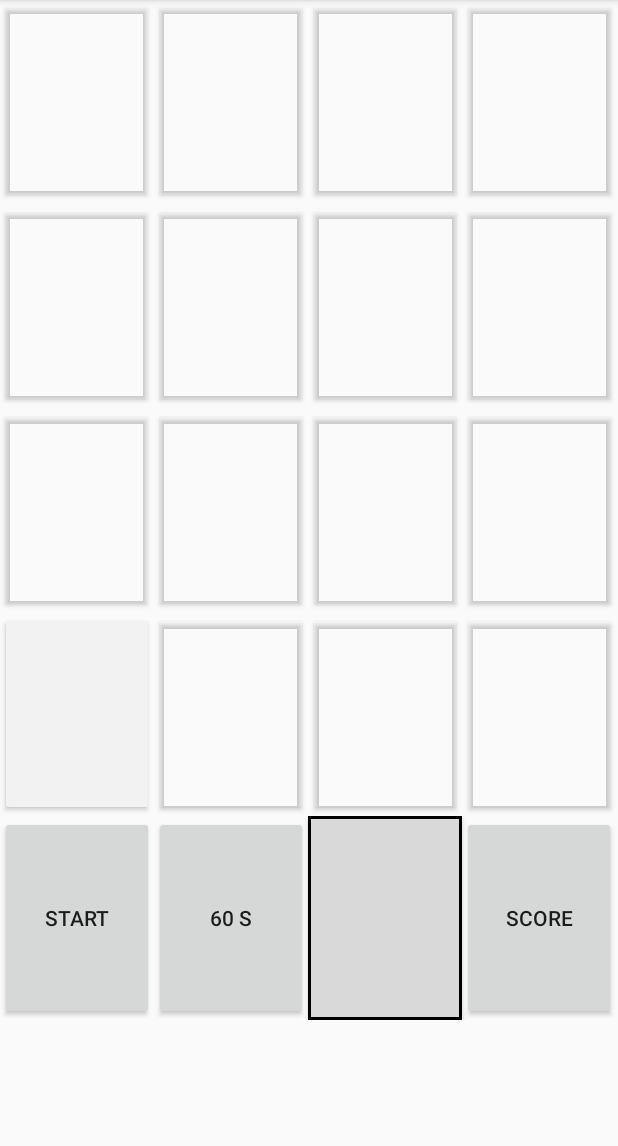
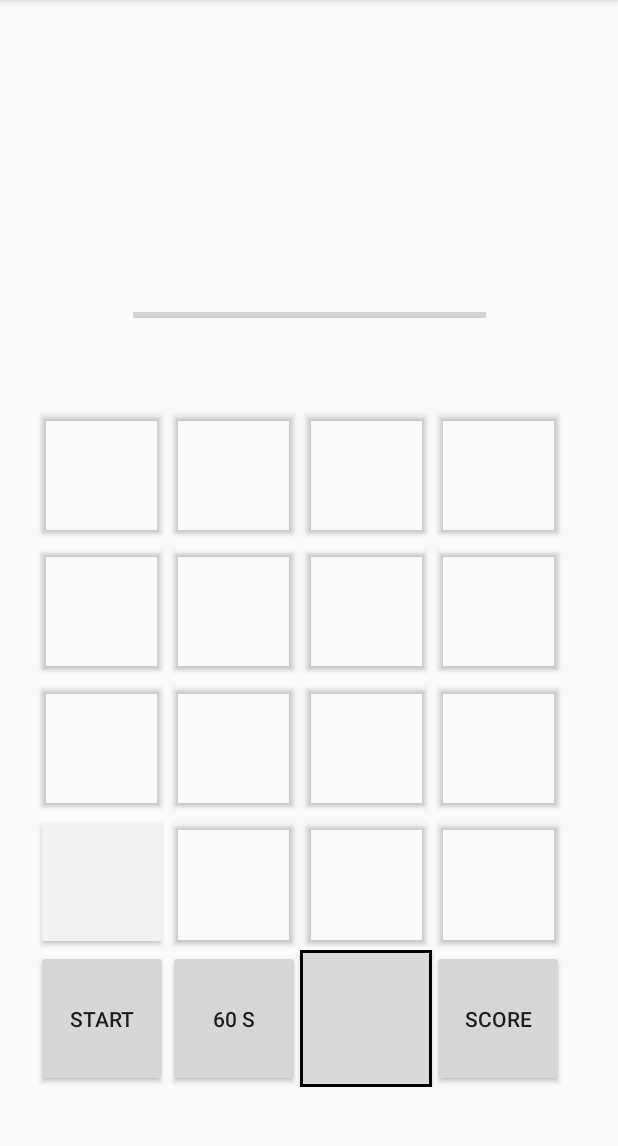
Before and after one commit to RomainLagrange/ColorRun, an Android app: the Main3Activity screen opened directly, with no data from a screen before it, on a phone screen of 412 x 824 dp, the part 84-1230 px from its top. Run offline under Robolectric (Android 15) with nearby library versions, the phone set to English and light mode, and no system bars.

Commit message:
bouton contour ejejk

```diff
--- a/app/build.gradle
+++ b/app/build.gradle
@@ -31,4 +31,5 @@ dependencies {
     androidTestImplementation 'androidx.test:runner:1.2.0'
     androidTestImplementation 'androidx.test.espresso:espresso-core:3.2.0'
     implementation 'androidx.recyclerview:recyclerview:1.0.0'
+
 }
--- a/app/src/main/res/layout/activity_main2.xml
+++ b/app/src/main/res/layout/activity_main2.xml
@@ -13,6 +13,7 @@
         android:layout_width="339dp"
         android:layout_height="289dp"
         android:background="#00FFFFFF"
+        android:focusable="auto"
         android:scaleType="centerInside"
         app:layout_constraintBottom_toBottomOf="parent"
         app:layout_constraintEnd_toEndOf="parent"
@@ -28,6 +29,7 @@
         android:layout_height="57dp"
         android:layout_marginBottom="108dp"
         android:backgroundTint="#00BCD4"
+        android:focusable="auto"
         android:onClick="goActivity3"
         android:text="@string/nouvelle_partie"
         app:layout_constraintBottom_toBottomOf="parent"
@@ -42,8 +44,9 @@
         android:layout_width="158dp"
         android:layout_height="64dp"
         android:backgroundTint="#00BCD4"
+        android:focusable="auto"
+        android:onClick="goActivity5"
         android:text="@string/meilleurs_scores"
-        android:onClick="goActivity5"
         app:layout_constraintBottom_toBottomOf="parent"
         app:layout_constraintEnd_toEndOf="parent"
         app:layout_constraintHorizontal_bias="0.501"
--- a/app/src/main/res/layout/activity_main3.xml
+++ b/app/src/main/res/layout/activity_main3.xml
@@ -9,13 +9,17 @@
 
 
     <TableLayout
-        android:layout_width="match_parent"
-        android:layout_height="match_parent"
+        android:id="@+id/layout1"
+        android:layout_width="353dp"
+        android:layout_height="498dp"
         android:stretchColumns="*"
         android:weightSum="6"
-        android:id="@+id/layout1">
+        app:layout_constraintBottom_toBottomOf="parent"
+        app:layout_constraintEnd_toEndOf="parent"
+        app:layout_constraintHorizontal_bias="0.41"
+        app:layout_constraintStart_toStartOf="parent">
 
-    <TableRow android:layout_weight="1" >
+        <TableRow android:layout_weight="1">
 
             <Button
                 android:id="@+id/button1"
@@ -46,7 +50,7 @@
                 android:onClick="checkClick" />
         </TableRow>
 
-    <TableRow android:layout_weight="1" >
+        <TableRow android:layout_weight="1">
 
             <Button
                 android:id="@+id/button5"
@@ -77,7 +81,7 @@
                 android:onClick="checkClick" />
         </TableRow>
 
-    <TableRow android:layout_weight="1" >
+        <TableRow android:layout_weight="1">
 
             <Button
                 android:id="@+id/button9"
@@ -108,7 +112,7 @@
                 android:onClick="checkClick" />
         </TableRow>
 
-    <TableRow android:layout_weight="1" >
+        <TableRow android:layout_weight="1">
 
             <Button
                 android:id="@+id/button13"
@@ -139,27 +143,27 @@
                 android:onClick="checkClick" />
         </TableRow>
 
-    <TableRow android:layout_weight="1" >
+        <TableRow android:layout_weight="1">
 
             <Button
                 android:id="@+id/buttonClock"
+                android:layout_width="match_parent"
+                android:layout_height="match_parent"
                 android:onClick="onClick"
-            android:text="Start"
-            android:layout_width="match_parent"
-            android:layout_height="match_parent" />
+                android:text="Start" />
 
             <Button
                 android:id="@+id/timerTextView"
                 android:layout_width="match_parent"
                 android:layout_height="match_parent"
                 android:clickable="false"
-            android:text="60 s"/>
+                android:text="60 s" />
 
             <Button
                 android:id="@+id/buttonReponse"
-            android:background="@drawable/border"
                 android:layout_width="match_parent"
                 android:layout_height="match_parent"
+                android:background="@drawable/border"
                 android:singleLine="false"
                 android:soundEffectsEnabled="false"
                 android:text="" />
@@ -169,10 +173,19 @@
                 android:layout_width="match_parent"
                 android:layout_height="match_parent"
                 android:clickable="false"
-            android:text="@string/score"/>
+                android:text="Score" />
         </TableRow>
 
 
     </TableLayout>
 
+    <ProgressBar
+        android:id="@+id/progressBar"
+        style="?android:attr/progressBarStyleHorizontal"
+        android:layout_width="235dp"
+        android:layout_height="120dp"
+        app:layout_constraintBottom_toTopOf="@+id/layout1"
+        app:layout_constraintEnd_toEndOf="parent"
+        app:layout_constraintStart_toStartOf="parent" />
+
 </androidx.constraintlayout.widget.ConstraintLayout>
--- a/app/src/main/res/values/strings.xml
+++ b/app/src/main/res/values/strings.xml
@@ -4,5 +4,8 @@
     <string name="enregistrer">Enregistrer</string>
     <string name="nouvelle_partie">NOUVELLE PARTIE</string>
     <string name="meilleurs_scores">MEILLEURS SCORES</string>
-    <string name="score">Score</string>
+    <string name="valider">valider</string>
+    <string name="Running">En cours</string>
+
+
 </resources>
```
Also changed, not shown: app/src/main/AndroidManifest.xml (+5 -5 lines), app/src/main/java/com/example/colorrun/Main3Activity.java (+21 -1 lines), app/src/main/res/layout/activity_main.xml (+6 -2 lines), app/src/main/res/layout/activity_main4.xml (+14 -2 lines), app/src/main/res/layout/activity_main5.xml (+4 -4 lines), app/src/main/java/com/example/colorrun/Main5Activity.java (line endings or trailing spaces). Lines whose indentation alone changed are shown as unchanged.
